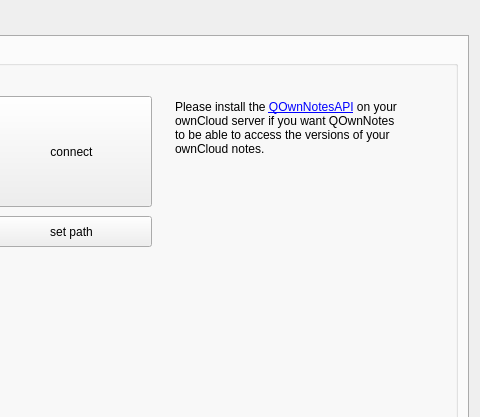
Before: the Qt Designer form src/settingsdialog.ui in pbek/QOwnNotes, drawn with Qt 5; both pictures show x 681 to 1161 and y 0 to 417 of the 1161 by 696 pixel window.
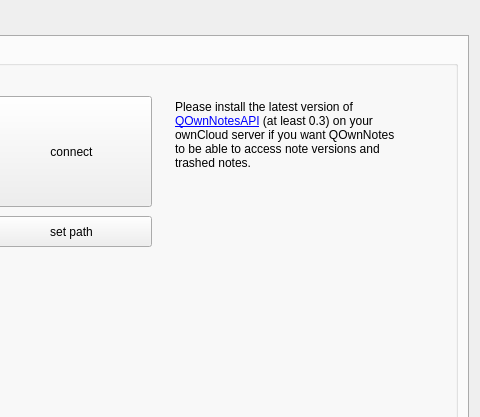
After: the same form once the commit is applied. Icons and pictures are not drawn.

Commit message: trashed notes viewing and restoring implementation

The edit to the form file:
```diff
--- a/src/settingsdialog.ui
+++ b/src/settingsdialog.ui
@@ -211,7 +211,7 @@
               <x>830</x>
               <y>50</y>
               <width>231</width>
-              <height>211</height>
+              <height>261</height>
              </rect>
             </property>
             <property name="styleSheet">
@@ -226,7 +226,7 @@
 &lt;html&gt;&lt;head&gt;&lt;meta name=&quot;qrichtext&quot; content=&quot;1&quot; /&gt;&lt;style type=&quot;text/css&quot;&gt;
 p, li { white-space: pre-wrap; }
 &lt;/style&gt;&lt;/head&gt;&lt;body style=&quot; font-family:'Sans Serif'; font-size:9pt; font-weight:400; font-style:normal;&quot;&gt;
-&lt;p style=&quot; margin-top:12px; margin-bottom:12px; margin-left:0px; margin-right:0px; -qt-block-indent:0; text-indent:0px;&quot;&gt;Please install the &lt;a href=&quot;https://apps.owncloud.com/content/show.php?content=173817&quot;&gt;&lt;span style=&quot; text-decoration: underline; color:#0000ff;&quot;&gt;QOwnNotesAPI&lt;/span&gt;&lt;/a&gt; on your ownCloud server if you want QOwnNotes to be able to access the versions of your ownCloud notes.&lt;/p&gt;&lt;/body&gt;&lt;/html&gt;</string>
+&lt;p style=&quot; margin-top:12px; margin-bottom:12px; margin-left:0px; margin-right:0px; -qt-block-indent:0; text-indent:0px;&quot;&gt;Please install the latest version of &lt;a href=&quot;https://apps.owncloud.com/content/show.php?content=173817&quot;&gt;&lt;span style=&quot; text-decoration: underline; color:#0000ff;&quot;&gt;QOwnNotesAPI&lt;/span&gt;&lt;/a&gt; (at least 0.3) on your ownCloud server if you want QOwnNotes to be able to access note versions and trashed notes.&lt;/p&gt;&lt;/body&gt;&lt;/html&gt;</string>
             </property>
             <property name="openExternalLinks">
              <bool>true</bool>
```
The commit also changes 13 other files.
